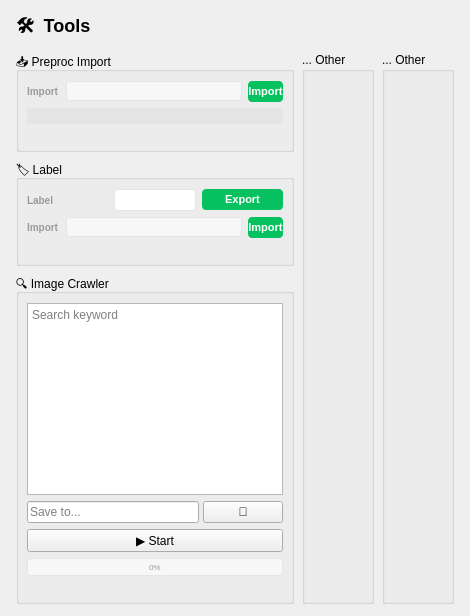
Above: main/core/tools/tools.ui from Mcriel-CHYJIE/YOLO before the change. Below: the same form after it.
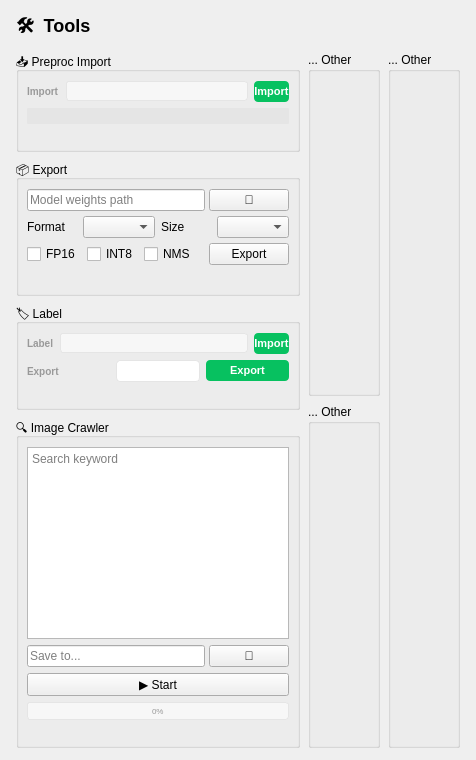
That is the form after the change.

What changed in the file:
```diff
--- a/main/core/tools/tools.ui
+++ b/main/core/tools/tools.ui
@@ -69,6 +69,66 @@
      </layout>
     </widget></item>
 
+     <item><widget class="QGroupBox" name="exportGroup">
+      <property name="title"><string>📦 Export</string></property>
+      <layout class="QVBoxLayout" name="exportGroupLo">
+       <property name="leftMargin"><number>8</number></property>
+       <property name="rightMargin"><number>8</number></property>
+       <property name="spacing"><number>5</number></property>
+
+       <item><layout class="QHBoxLayout" name="exportWeightsRow">
+        <property name="spacing"><number>4</number></property>
+        <item><widget class="QLineEdit" name="exportWeights">
+         <property name="placeholderText"><string>Model weights path</string></property>
+         <property name="minimumHeight"><number>22</number></property>
+        </widget></item>
+        <item><widget class="QPushButton" name="exportBrowseBtn">
+         <property name="text"><string>📁</string></property>
+         <property name="fixedWidth"><number>28</number></property>
+         <property name="fixedHeight"><number>22</number></property>
+        </widget></item>
+       </layout></item>
+
+       <item><layout class="QHBoxLayout" name="exportFmtRow">
+        <property name="spacing"><number>6</number></property>
+        <item><widget class="QLabel" name="exportFmtLabel">
+         <property name="text"><string>Format</string></property>
+         <property name="fixedWidth"><number>50</number></property>
+        </widget></item>
+        <item><widget class="QComboBox" name="exportFmt"/></item>
+        <item><widget class="QLabel" name="exportSzLabel">
+         <property name="text"><string>Size</string></property>
+         <property name="fixedWidth"><number>30</number></property>
+        </widget></item>
+        <item><widget class="QComboBox" name="exportSz"/></item>
+       </layout></item>
+
+       <item><layout class="QHBoxLayout" name="exportOptRow">
+        <property name="spacing"><number>6</number></property>
+        <item><widget class="QCheckBox" name="exportHalf">
+         <property name="text"><string>FP16</string></property>
+        </widget></item>
+        <item><widget class="QCheckBox" name="exportInt8">
+         <property name="text"><string>INT8</string></property>
+        </widget></item>
+        <item><widget class="QCheckBox" name="exportNms">
+         <property name="text"><string>NMS</string></property>
+        </widget></item>
+        <item><spacer><property name="orientation"><enum>Horizontal</enum></property></spacer></item>
+        <item><widget class="QPushButton" name="exportBtn">
+         <property name="text"><string>Export</string></property>
+         <property name="fixedWidth"><number>70</number></property>
+        </widget></item>
+       </layout></item>
+
+       <item><widget class="QLabel" name="exportStatus">
+        <property name="text"><string></string></property>
+        <property name="minimumHeight"><number>13</number></property>
+        <property name="maximumHeight"><number>13</number></property>
+       </widget></item>
+      </layout>
+     </widget></item>
+
     <item><widget class="QGroupBox" name="otherGroup">
      <property name="title"><string>🏷️ Label</string></property>
      <layout class="QVBoxLayout" name="otherGroupLo">
@@ -76,7 +136,7 @@
       <property name="rightMargin"><number>8</number></property>
       <property name="spacing"><number>6</number></property>
 
-      <item><layout class="QHBoxLayout" name="labelRow">
+       <item><layout class="QHBoxLayout" name="labelImportRow">
        <property name="spacing"><number>6</number></property>
        <item><widget class="QLabel" name="labelLabel">
         <property name="text"><string>Label</string></property>
@@ -85,6 +145,26 @@
         <property name="maximumHeight"><number>14</number></property>
         <property name="styleSheet"><string>font-size:10px;font-weight:600;color:#999;padding:0;margin:0;</string></property>
        </widget></item>
+        <item><widget class="QLineEdit" name="labelImportPath">
+         <property name="readOnly"><bool>true</bool></property>
+         <property name="styleSheet"><string>QLineEdit{background:#f7f7f7;border:1px solid #e5e5e5;border-radius:3px;padding:1px 6px;font-size:10px;color:#999;}</string></property>
+        </widget></item>
+        <item><widget class="QPushButton" name="labelImportBtn">
+         <property name="text"><string>Import</string></property>
+         <property name="fixedWidth"><number>70</number></property>
+         <property name="styleSheet"><string>QPushButton{background:#07C160;color:#fff;border:none;padding:4px 0;font-size:11px;font-weight:600;border-radius:4px;}QPushButton:hover{background:#06ad56;}</string></property>
+        </widget></item>
+       </layout></item>
+
+       <item><layout class="QHBoxLayout" name="labelRow">
+        <property name="spacing"><number>6</number></property>
+        <item><widget class="QLabel" name="labelImportLabel">
+         <property name="text"><string>Export</string></property>
+         <property name="fixedWidth"><number>44</number></property>
+         <property name="minimumHeight"><number>14</number></property>
+         <property name="maximumHeight"><number>14</number></property>
+         <property name="styleSheet"><string>font-size:10px;font-weight:600;color:#999;padding:0;margin:0;</string></property>
+        </widget></item>
        <item><widget class="QComboBox" name="labelFolderCombo">
         <property name="minimumHeight"><number>24</number></property>
         <property name="styleSheet"><string>QComboBox{border:1px solid #e5e5e5;border-radius:4px;padding:2px 6px;background:#fff;font-size:10px;}QComboBox:focus{border-color:#07C160;}QComboBox::drop-down{border:none;width:16px;}</string></property>
@@ -96,26 +176,6 @@
        </widget></item>
       </layout></item>
 
-      <item><layout class="QHBoxLayout" name="labelImportRow">
-       <property name="spacing"><number>6</number></property>
-       <item><widget class="QLabel" name="labelImportLabel">
-        <property name="text"><string>Import</string></property>
-        <property name="fixedWidth"><number>44</number></property>
-        <property name="minimumHeight"><number>14</number></property>
-        <property name="maximumHeight"><number>14</number></property>
-        <property name="styleSheet"><string>font-size:10px;font-weight:600;color:#999;padding:0;margin:0;</string></property>
-       </widget></item>
-       <item><widget class="QLineEdit" name="labelImportPath">
-        <property name="readOnly"><bool>true</bool></property>
-        <property name="styleSheet"><string>QLineEdit{background:#f7f7f7;border:1px solid #e5e5e5;border-radius:3px;padding:1px 6px;font-size:10px;color:#999;}</string></property>
-       </widget></item>
-       <item><widget class="QPushButton" name="labelImportBtn">
-        <property name="text"><string>Import</string></property>
-        <property name="fixedWidth"><number>70</number></property>
-        <property name="styleSheet"><string>QPushButton{background:#07C160;color:#fff;border:none;padding:4px 0;font-size:11px;font-weight:600;border-radius:4px;}QPushButton:hover{background:#06ad56;}</string></property>
-       </widget></item>
-      </layout></item>
-
       <item><widget class="QLabel" name="labelStatus">
        <property name="text"><string></string></property>
        <property name="minimumHeight"><number>13</number></property>
@@ -176,14 +236,28 @@
    </layout></item>
 
     <!-- ═══ Column 2 ═══ -->
-    <item><widget class="QGroupBox" name="otherGroup2">
+    <item><layout class="QVBoxLayout" name="col2Lo">
+     <property name="spacing"><number>8</number></property>
+
+     <item><widget class="QGroupBox" name="col2Placeholder">
      <property name="title"><string>... Other</string></property>
-     <layout class="QVBoxLayout" name="otherGroup2Lo">
+      <layout class="QVBoxLayout" name="col2PlaceholderLo">
       <property name="leftMargin"><number>8</number></property>
       <property name="rightMargin"><number>8</number></property>
       <property name="spacing"><number>6</number></property>
      </layout>
     </widget></item>
+
+     <item><widget class="QGroupBox" name="col2Other">
+      <property name="title"><string>... Other</string></property>
+      <layout class="QVBoxLayout" name="col2OtherLo">
+       <property name="leftMargin"><number>8</number></property>
+       <property name="rightMargin"><number>8</number></property>
+       <property name="spacing"><number>6</number></property>
+      </layout>
+     </widget></item>
+
+    </layout></item>
 
     <!-- ═══ Column 3 ═══ -->
     <item><widget class="QGroupBox" name="otherGroup3">
```
Left out of the diff: 5 changed lines with no effect on the pictures. Lines whose indentation alone changed are shown as unchanged.
